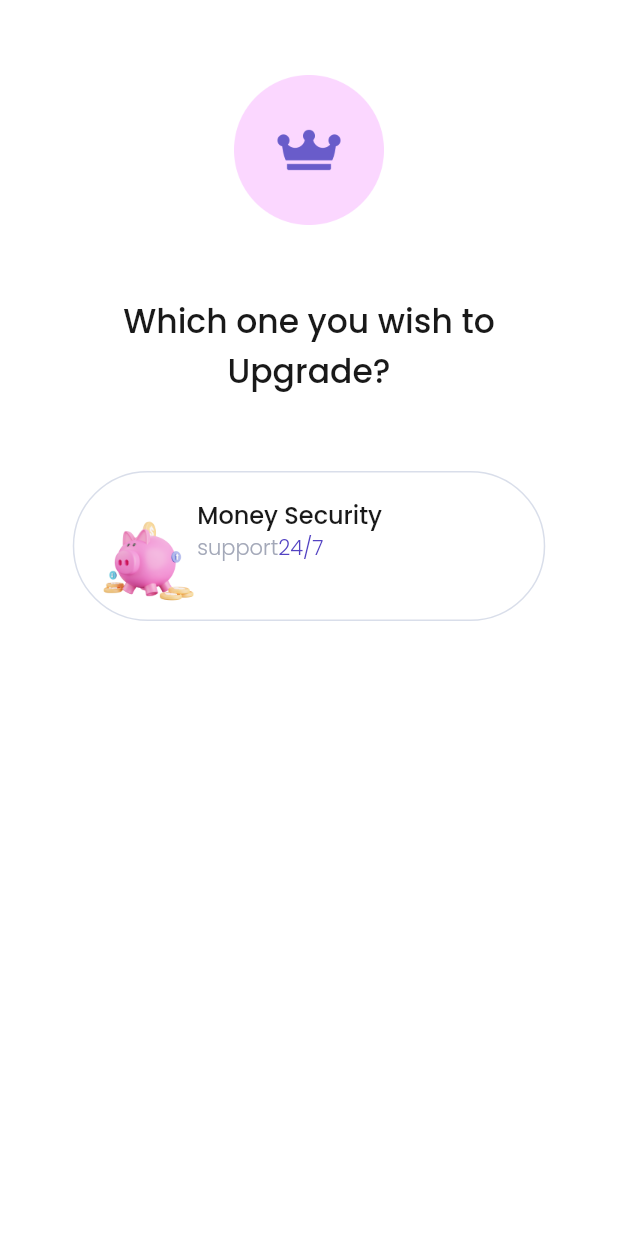
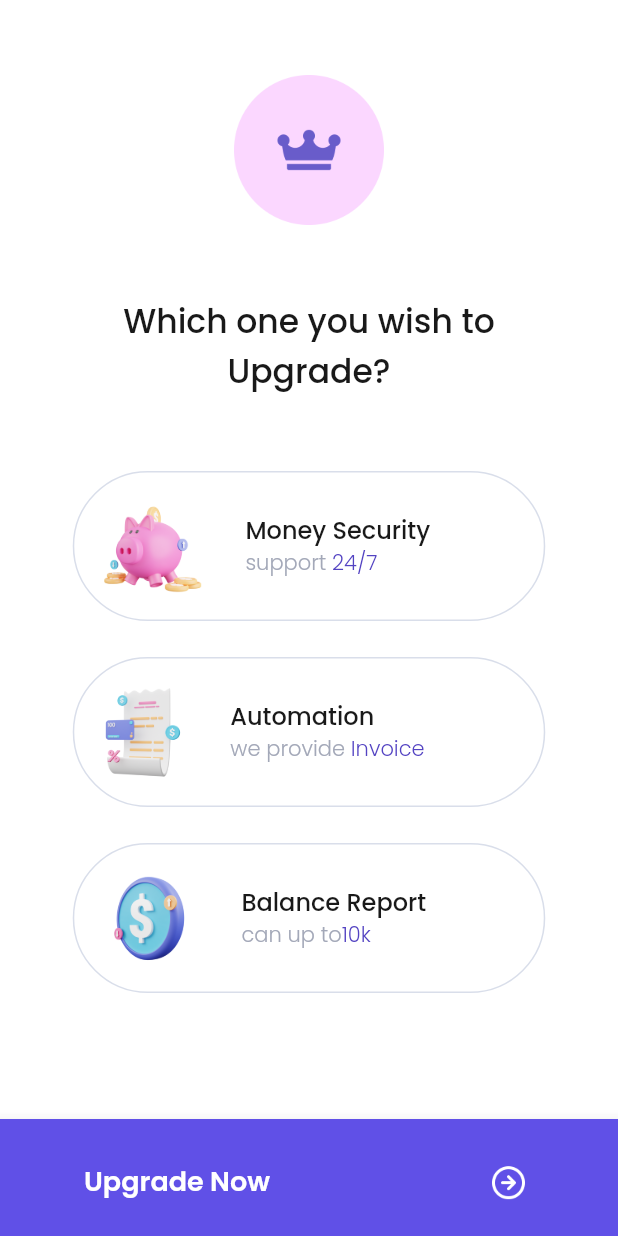
Before and after one commit to RaveNewt/first-flutter-app, a Flutter app: the screen it shows after launch, on a phone screen of 412 x 824 dp. Run offline on Flutter 3.47's test engine with Material 2 defaults, Android fonts, the phone set to English and light mode, and no system bars; our stand-ins replace google_fonts.

Commit message:
change in pricing page.

```diff
--- a/lib/pages/pricing_1.dart
+++ b/lib/pages/pricing_1.dart
@@ -1,11 +1,17 @@
-import 'dart:html';
 
+import 'package:flutter/cupertino.dart';
 import 'package:flutter/material.dart';
 import 'package:google_fonts/google_fonts.dart';
 import 'package:travel_app/widget/theme.dart';
 
-class PricingV1 extends StatelessWidget {
+class PricingV1 extends StatefulWidget {
 
+  @override
+  State<PricingV1> createState() => _PricingV1State();
+}
+
+class _PricingV1State extends State<PricingV1> {
+  int selectedIndex = -1;
   @override
   Widget build(BuildContext context) {
     Widget header(){
@@ -37,39 +43,56 @@ class PricingV1 extends StatelessWidget {
       );
     }
 
-    Widget option(){
-      return Container(
+    Widget option(
+      int index,
+      String imageUrl,
+      String title,
+      String description,
+      String subDescription,
+    ){
+      return GestureDetector(
+        onTap: (){
+          setState(() {
+            selectedIndex = index;
+          });
+        },
+        child: Container(
           width: 315,
           height: 100,
           decoration: BoxDecoration(
             borderRadius: BorderRadius.circular(60),
             border:  Border.all(
-            color: Color(0xffD9DEEA)
+              color: selectedIndex == index ?Color(0xff6050E7):Color(0xffD9DEEA),
             )
           ),
           child: Padding(
-          padding: const EdgeInsets.only(top:16.0, left: 16, right: 16),
+            padding: const EdgeInsets.only(left: 16, top:16, bottom: 16, right: 16),
             child: Row(
+              mainAxisAlignment: MainAxisAlignment.spaceBetween,
               children: [
-              Image.asset(
-                'assets/money.png', width: 66, height: 61,
+                Center(heightFactor: 1,
+                  child: Image.asset(
+                    imageUrl,
                   ),
-              Column(
+                ),
+                Padding(
+                  padding: const EdgeInsets.only(left:7.0, top: 10),
+                  child: Column(
                     crossAxisAlignment: CrossAxisAlignment.start,
                     children: [
                       Text(
-                    'Money Security',
+                        title,
                         style: GoogleFonts.poppins(
                           fontSize: 16,
                           fontWeight: FontWeight.w500,
                           color: Color(0xff191919),
                         ),
                       ),
-                  Center(widthFactor: 1,
+                      Center(
                         child: Row(
                           children: [
                             Text(
-                          'support',
+                              description,
                               style: GoogleFonts.poppins(
                                 fontSize: 14,
                                 fontWeight: FontWeight.w300,
@@ -77,7 +100,7 @@ class PricingV1 extends StatelessWidget {
                               ),
                             ),
                             Text(
-                          '24/7',
+                              subDescription,
                               style: GoogleFonts.poppins(
                                 fontSize: 14,
                                 fontWeight: FontWeight.w300,
@@ -85,12 +108,22 @@ class PricingV1 extends StatelessWidget {
                               ),
                             ),
                           ],
+
                         ),
                       ),
-
                     ],
+                  ),
+                ),
+                Padding(
+                  padding: const EdgeInsets.only(left:40.0),
+                  child: selectedIndex == index ? Image.asset(
+                    'assets/purple_check.png',
+                    height: 26,
                   )
+                  :SizedBox(),
+                ),
               ],
+            ),
           ),
         ),
       );
@@ -101,7 +134,39 @@ class PricingV1 extends StatelessWidget {
         children: [
           header(),
           SizedBox(height: 50,),
-          option(),
+          option(0, 'assets/money.png', 'Money Security', 'support ', '24/7',),
+          SizedBox(height: 24,),
+          option(1, 'assets/paper2.png', 'Automation', 'we provide ', 'Invoice',),
+          SizedBox(height: 24,),
+          option(2, 'assets/balance.png', 'Balance Report', 'can up to', '10k',),
+        ],
+      ),
+      bottomNavigationBar: BottomNavigationBar(
+        type: BottomNavigationBarType.fixed,
+        backgroundColor: Color(0xff6050E7),
+        items: <BottomNavigationBarItem>[
+          BottomNavigationBarItem(
+            icon: Padding(
+              padding: const EdgeInsets.only(
+                top:21.0, left: 30),
+              child: Text(
+                'Upgrade Now',
+                style: GoogleFonts.poppins(
+                  fontSize: 18,
+                  fontWeight: FontWeight.w600,
+                  color: Color(0xffFFFFFF),
+                ),
+              ),
+            ),
+            label: '',
+          ),
+          BottomNavigationBarItem(
+            icon: Padding(
+              padding: const EdgeInsets.only(top: 23.0, left: 60),
+              child: Image.asset('assets/right_arrow.png', width: 24,),
+            ),
+            label: '',
+          ),
         ],
       ),
     );
```
Also changed, not shown: assets/purple_check.png (added). Lines whose indentation alone changed are shown as unchanged.
